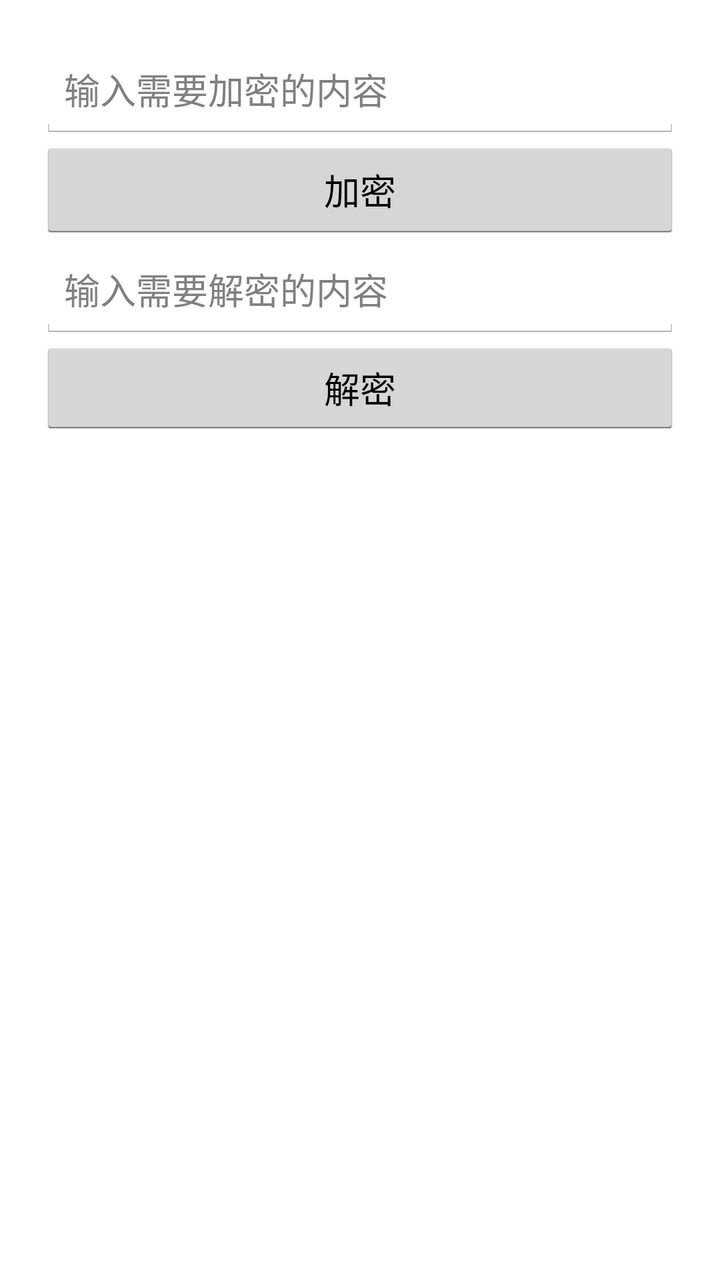
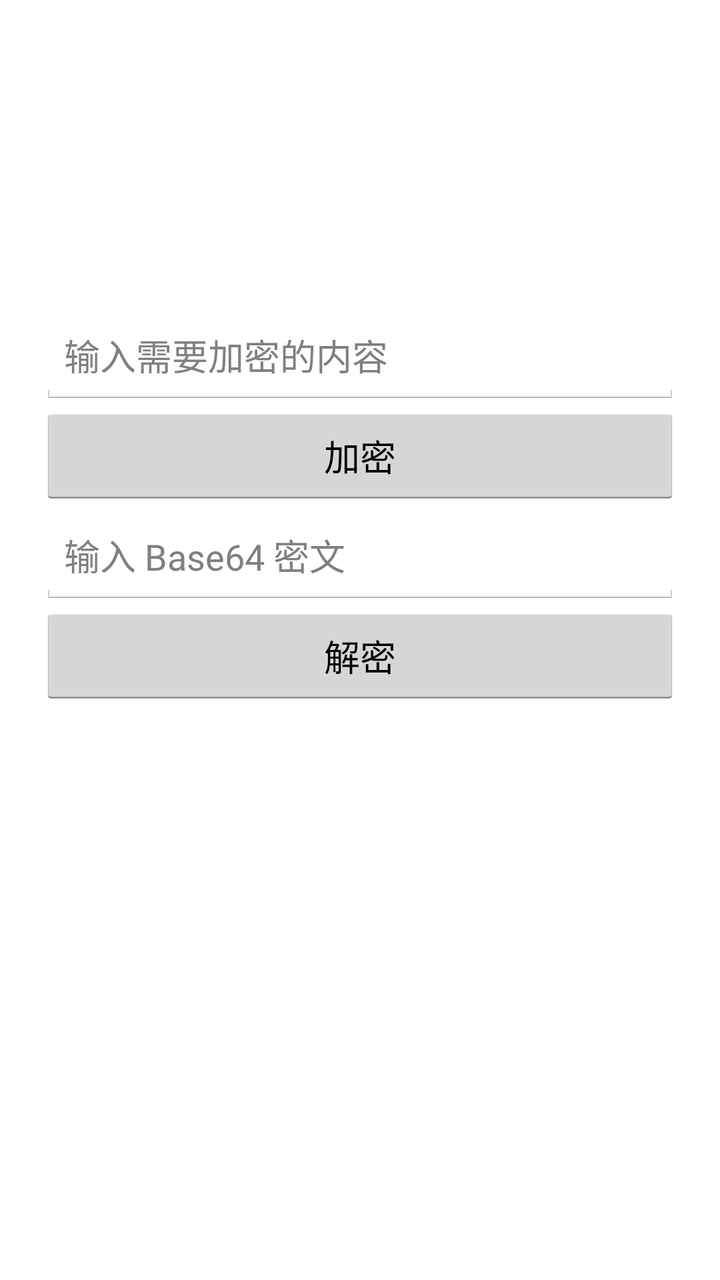

An Android layout rendered at two revisions. The XML below is the earlier revision; the diff shows what the commit changed to produce the second picture.
<!-- AndroidManifest.xml: application theme AppTheme -->
<!-- res/layout/activity_main.xml -->
<?xml version="1.0" encoding="utf-8"?>
<LinearLayout xmlns:android="http://schemas.android.com/apk/res/android"
              android:orientation="vertical"
              android:layout_width="match_parent"
              android:layout_height="match_parent"
              android:gravity="center_horizontal"
              android:background="#ffffff">
    <LinearLayout
        android:layout_width="match_parent"
        android:layout_height="wrap_content"
        android:layout_margin="20dp"
        android:orientation="vertical">
        <EditText
            android:id="@+id/et_encrpt"
            android:layout_width="match_parent"
            android:layout_height="wrap_content"
            android:minHeight="50dp"
            android:hint="输入需要加密的内容"/>
        <Button
            android:id="@+id/btn_encrpt"
            android:layout_width="match_parent"
            android:layout_height="50dp"
            android:text="加密"/>
        <EditText
            android:id="@+id/et_decrypt"
            android:layout_width="match_parent"
            android:layout_height="wrap_content"
            android:minHeight="50dp"
            android:hint="输入需要解密的内容"/>
        <Button
            android:id="@+id/btn_decrypt"
            android:layout_width="match_parent"
            android:layout_height="wrap_content"
            android:text="解密"/>
        <TextView
            android:id="@+id/tv_decrypt_result"
            android:layout_width="match_parent"
            android:layout_height="wrap_content"
            android:minHeight="50dp"
            android:layout_marginTop="10dp"/>

        <TextView
            android:id="@+id/tv_check"
            android:layout_width="match_parent"
            android:layout_height="wrap_content"
            android:minHeight="50dp"
            android:layout_marginTop="100dp"
            android:gravity="center_horizontal"/>
    </LinearLayout>
</LinearLayout>
<!-- resources referenced by this layout -->
<resources>
  <style name="AppTheme" parent="android:Theme.Holo.Light.DarkActionBar">
          
      </style>
</resources>

<!-- the commit's change to res/layout/activity_main.xml (unified diff, before → after) -->
@@ -1,50 +1,54 @@
 <?xml version="1.0" encoding="utf-8"?>
 <LinearLayout xmlns:android="http://schemas.android.com/apk/res/android"
-              android:orientation="vertical"
-              android:layout_width="match_parent"
-              android:layout_height="match_parent"
-              android:gravity="center_horizontal"
-              android:background="#ffffff">
-    <LinearLayout
+    android:layout_width="match_parent"
+    android:layout_height="match_parent"
+    android:orientation="vertical"
+    android:gravity="center_vertical"
+    android:padding="20dp">
+
+    <EditText
+        android:id="@+id/et_encrypt"
         android:layout_width="match_parent"
         android:layout_height="wrap_content"
-        android:layout_margin="20dp"
-        android:orientation="vertical">
-        <EditText
-            android:id="@+id/et_encrpt"
-            android:layout_width="match_parent"
-            android:layout_height="wrap_content"
-            android:minHeight="50dp"
-            android:hint="输入需要加密的内容"/>
-        <Button
-            android:id="@+id/btn_encrpt"
-            android:layout_width="match_parent"
-            android:layout_height="50dp"
-            android:text="加密"/>
-        <EditText
-            android:id="@+id/et_decrypt"
-            android:layout_width="match_parent"
-            android:layout_height="wrap_content"
-            android:minHeight="50dp"
-            android:hint="输入需要解密的内容"/>
-        <Button
-            android:id="@+id/btn_decrypt"
-            android:layout_width="match_parent"
-            android:layout_height="wrap_content"
-            android:text="解密"/>
-        <TextView
-            android:id="@+id/tv_decrypt_result"
-            android:layout_width="match_parent"
-            android:layout_height="wrap_content"
-            android:minHeight="50dp"
-            android:layout_marginTop="10dp"/>
+        android:hint="@string/hint_plaintext"
+        android:importantForAutofill="no"
+        android:inputType="textMultiLine"
+        android:minHeight="50dp" />
 
-        <TextView
-            android:id="@+id/tv_check"
-            android:layout_width="match_parent"
-            android:layout_height="wrap_content"
-            android:minHeight="50dp"
-            android:layout_marginTop="100dp"
-            android:gravity="center_horizontal"/>
-    </LinearLayout>
+    <Button
+        android:id="@+id/btn_encrypt"
+        android:layout_width="match_parent"
+        android:layout_height="50dp"
+        android:text="@string/action_encrypt" />
+
+    <EditText
+        android:id="@+id/et_decrypt"
+        android:layout_width="match_parent"
+        android:layout_height="wrap_content"
+        android:hint="@string/hint_ciphertext"
+        android:importantForAutofill="no"
+        android:inputType="textMultiLine|textNoSuggestions"
+        android:minHeight="50dp" />
+
+    <Button
+        android:id="@+id/btn_decrypt"
+        android:layout_width="match_parent"
+        android:layout_height="50dp"
+        android:text="@string/action_decrypt" />
+
+    <TextView
+        android:id="@+id/tv_decrypt_result"
+        android:layout_width="match_parent"
+        android:layout_height="wrap_content"
+        android:layout_marginTop="10dp"
+        android:minHeight="50dp"
+        android:textIsSelectable="true" />
+
+    <TextView
+        android:id="@+id/tv_check"
+        android:layout_width="match_parent"
+        android:layout_height="wrap_content"
+        android:layout_marginTop="24dp"
+        android:gravity="center_horizontal"
+        android:minHeight="50dp" />
 </LinearLayout>
<!-- resource entries referenced after the edit -->
@@ -1,5 +1,9 @@
 <!-- resources referenced by this layout -->
 <resources>
+  <string name="action_decrypt">解密</string>
+  <string name="action_encrypt">加密</string>
+  <string name="hint_ciphertext">输入 Base64 密文</string>
+  <string name="hint_plaintext">输入需要加密的内容</string>
   <style name="AppTheme" parent="android:Theme.Holo.Light.DarkActionBar">
           
       </style>
